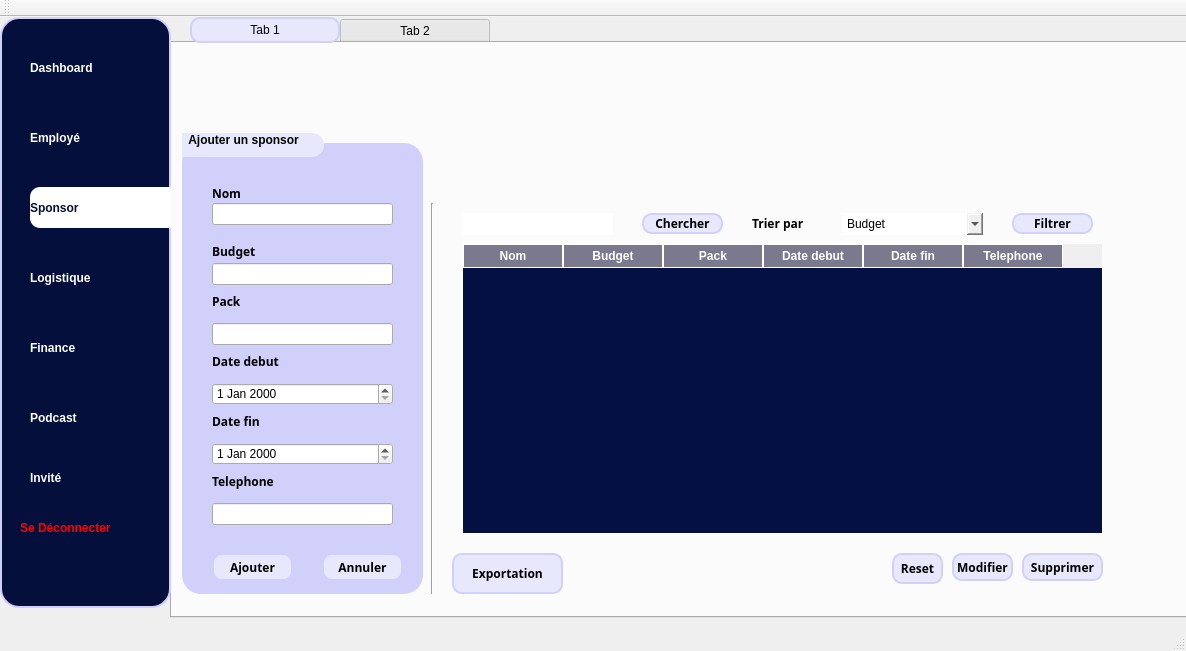
esprit2A4Projet/2a4-smart-tv-channel, file mainwindow.ui: the form before one commit.
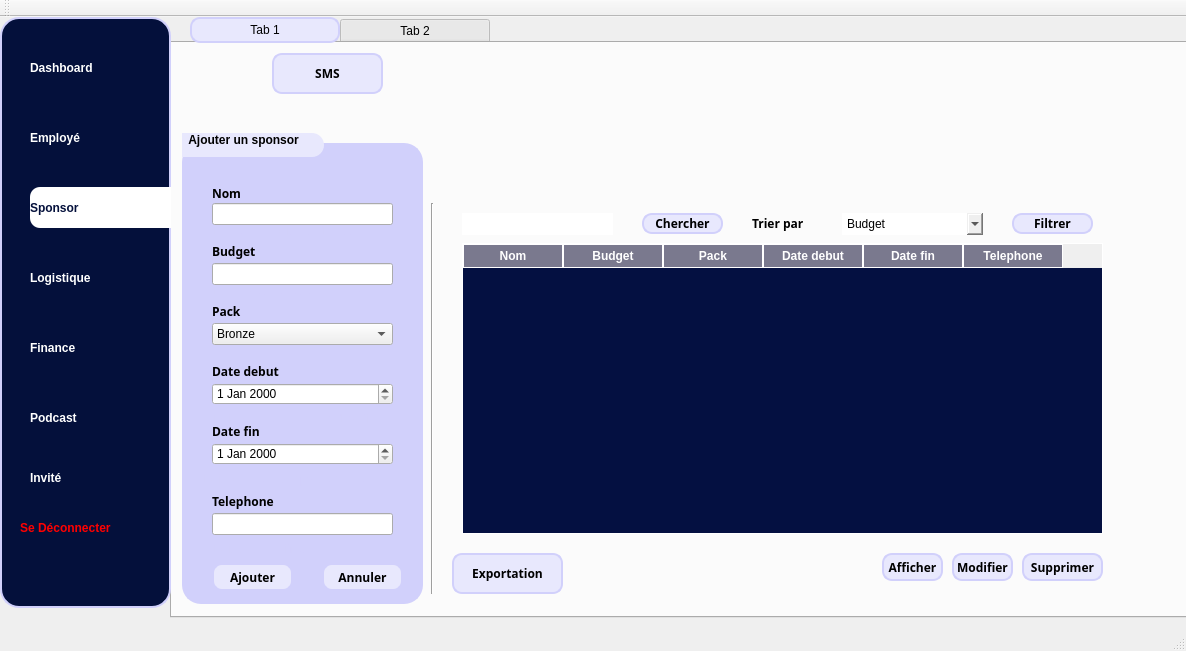
The form after the commit. Icons and pictures are not drawn.

Patch:
```diff
--- a/mainwindow.ui
+++ b/mainwindow.ui
@@ -338,7 +338,7 @@
         <x>10</x>
         <y>90</y>
         <width>241</width>
-        <height>461</height>
+        <height>471</height>
        </rect>
       </property>
       <property name="font">
@@ -441,7 +441,7 @@
        <property name="geometry">
         <rect>
          <x>30</x>
-         <y>220</y>
+         <y>230</y>
          <width>81</width>
          <height>16</height>
         </rect>
@@ -486,7 +486,7 @@
        <property name="geometry">
         <rect>
          <x>30</x>
-         <y>420</y>
+         <y>430</y>
          <width>81</width>
          <height>28</height>
         </rect>
@@ -523,7 +523,7 @@
        <property name="geometry">
         <rect>
          <x>140</x>
-         <y>420</y>
+         <y>430</y>
          <width>81</width>
          <height>28</height>
         </rect>
@@ -560,7 +560,7 @@
        <property name="geometry">
         <rect>
          <x>30</x>
-         <y>280</y>
+         <y>290</y>
          <width>81</width>
          <height>16</height>
         </rect>
@@ -585,7 +585,7 @@
        <property name="geometry">
         <rect>
          <x>30</x>
-         <y>340</y>
+         <y>360</y>
          <width>81</width>
          <height>16</height>
         </rect>
@@ -610,7 +610,7 @@
        <property name="geometry">
         <rect>
          <x>30</x>
-         <y>370</y>
+         <y>380</y>
          <width>181</width>
          <height>22</height>
         </rect>
@@ -643,7 +643,7 @@
        <property name="geometry">
         <rect>
          <x>30</x>
-         <y>160</y>
+         <y>170</y>
          <width>56</width>
          <height>16</height>
         </rect>
@@ -664,7 +664,7 @@
         <string>Pack</string>
        </property>
       </widget>
-      <widget class="QLineEdit" name="lineEdit_pack">
+      <widget class="QComboBox" name="comboBox_pack">
        <property name="geometry">
         <rect>
          <x>30</x>
@@ -673,6 +673,104 @@
          <height>22</height>
         </rect>
        </property>
+       <property name="styleSheet">
+        <string notr="true"/>
+       </property>
+       <item>
+        <property name="text">
+         <string>Bronze</string>
+        </property>
+       </item>
+       <item>
+        <property name="text">
+         <string>Silver</string>
+        </property>
+       </item>
+       <item>
+        <property name="text">
+         <string>Gold</string>
+        </property>
+       </item>
+      </widget>
+      <widget class="QLabel" name="label_NomError">
+       <property name="geometry">
+        <rect>
+         <x>30</x>
+         <y>90</y>
+         <width>191</width>
+         <height>16</height>
+        </rect>
+       </property>
+       <property name="styleSheet">
+        <string notr="true">color:#D1D0FB;</string>
+       </property>
+       <property name="text">
+        <string>Le nom ne doit pas dépasser 20</string>
+       </property>
+      </widget>
+      <widget class="QLabel" name="label_BudgetError">
+       <property name="geometry">
+        <rect>
+         <x>30</x>
+         <y>150</y>
+         <width>191</width>
+         <height>16</height>
+        </rect>
+       </property>
+       <property name="styleSheet">
+        <string notr="true">color:#D1D0FB;</string>
+       </property>
+       <property name="text">
+        <string>Le budget doit etre un chiffre</string>
+       </property>
+      </widget>
+      <widget class="QLabel" name="label_Date2Error">
+       <property name="geometry">
+        <rect>
+         <x>20</x>
+         <y>330</y>
+         <width>211</width>
+         <height>31</height>
+        </rect>
+       </property>
+       <property name="styleSheet">
+        <string notr="true">color:#D1D0FB;</string>
+       </property>
+       <property name="text">
+        <string>Doit commencer apres date debut</string>
+       </property>
+      </widget>
+      <widget class="QLabel" name="label_TelError">
+       <property name="geometry">
+        <rect>
+         <x>30</x>
+         <y>400</y>
+         <width>161</width>
+         <height>31</height>
+        </rect>
+       </property>
+       <property name="styleSheet">
+        <string notr="true">color:#D1D0FB;</string>
+       </property>
+       <property name="text">
+        <string>Doit etre 8 chiffres</string>
+       </property>
+      </widget>
+      <widget class="QLabel" name="label_DateError">
+       <property name="geometry">
+        <rect>
+         <x>30</x>
+         <y>270</y>
+         <width>211</width>
+         <height>31</height>
+        </rect>
+       </property>
+       <property name="styleSheet">
+        <string notr="true">color:#D1D0FB;</string>
+       </property>
+       <property name="text">
+        <string>Doit commencer avant date fin</string>
+       </property>
       </widget>
      </widget>
      <widget class="Line" name="line">
@@ -789,10 +887,10 @@
      <widget class="QPushButton" name="pushButton_reset">
       <property name="geometry">
        <rect>
-        <x>720</x>
+        <x>710</x>
         <y>510</y>
-        <width>51</width>
-        <height>31</height>
+        <width>61</width>
+        <height>28</height>
        </rect>
       </property>
       <property name="font">
@@ -820,7 +918,44 @@
 </string>
       </property>
       <property name="text">
-       <string>Reset</string>
+       <string>Afficher</string>
+      </property>
+     </widget>
+     <widget class="QPushButton" name="SMS">
+      <property name="geometry">
+       <rect>
+        <x>100</x>
+        <y>10</y>
+        <width>111</width>
+        <height>41</height>
+       </rect>
+      </property>
+      <property name="font">
+       <font>
+        <family>Space Grotesk</family>
+        <weight>75</weight>
+        <bold>true</bold>
+       </font>
+      </property>
+      <property name="styleSheet">
+       <string notr="true">QLabel {
+    font-family: &quot;Space Grotesk&quot;;
+}
+/* Push Button Styling */
+QPushButton {
+    background-color: #E8E8FD; /* Set the background color for the push button */
+    border: 2px solid #D1D0FB; /* Set the border color */
+    border-radius: 10px; /* Adjust the radius for the rounded corners */
+    color: #000000; /* Set the text color */
+    font-family: &quot;Space Grotesk&quot;;
+
+}
+
+
+</string>
+      </property>
+      <property name="text">
+       <string>SMS</string>
       </property>
      </widget>
     </widget>
```
Left out of the diff: 20 changed lines with no effect on the pictures.
